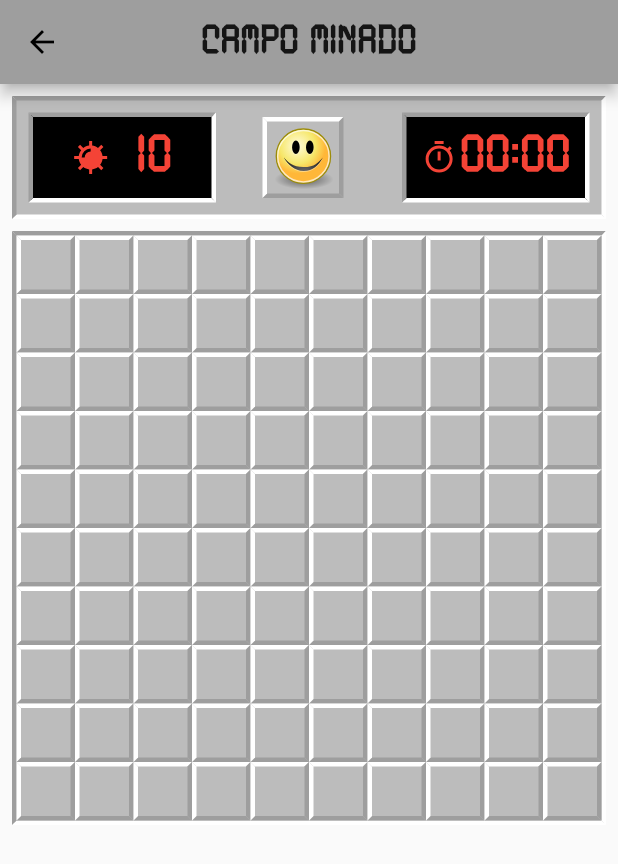
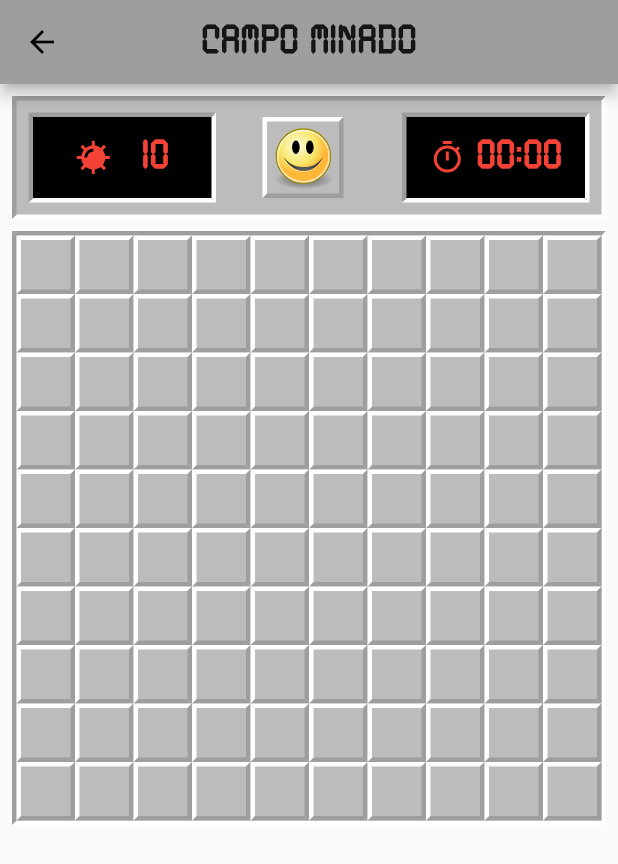
Before and after one commit to thiagotn/minesweeper, a Flutter app: the screen it shows after launch, after a tap on an icon or button, on a phone screen of 412 x 824 dp. Shown: the top 864 px of the screen. Run offline on Flutter 3.47's test engine with Material 2 defaults, Android fonts, the phone set to English and light mode, and no system bars; our stand-ins replace flutter_svg.

Commit message:
fix: layout scoreboard

```diff
--- a/lib/blocs/game.bloc.dart
+++ b/lib/blocs/game.bloc.dart
@@ -346,6 +346,7 @@ class GameBloc extends ChangeNotifier {
   }
 
   void _mergeGrids() {
+    if (gridState.isEmpty || gridStateWithMines.isEmpty) return;
     for (var i = 0; i < rows; i++) {
       for (var j = 0; j < columns; j++) {
         if (gridStateWithMines[i][j] == hasMine) {
--- a/lib/widgets/game/scoreboard.widget.dart
+++ b/lib/widgets/game/scoreboard.widget.dart
@@ -46,7 +46,7 @@ class Scoreboard extends StatelessWidget {
                           Text(
                             "${bloc.mines}",
                             style: TextStyle(
-                              fontSize: 36,
+                              fontSize: 28,
                               color: Colors.red,
                               fontWeight: FontWeight.bold,
                               fontFamily: 'TickingTimebombBB',
@@ -102,7 +102,7 @@ class Scoreboard extends StatelessWidget {
                           Text(
                             "${_printDuration(Duration(seconds: bloc.seconds.toInt()))}",
                             style: TextStyle(
-                              fontSize: 36,
+                              fontSize: 28,
                               color: Colors.red,
                               fontWeight: FontWeight.bold,
                               fontFamily: 'TickingTimebombBB',
```
